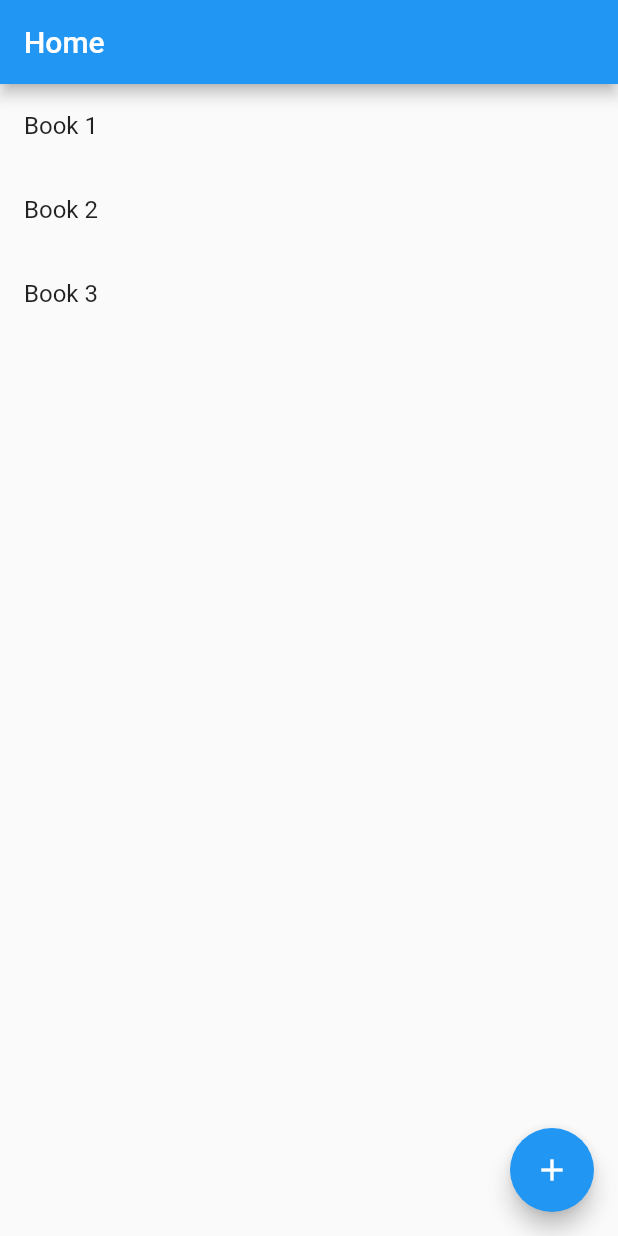
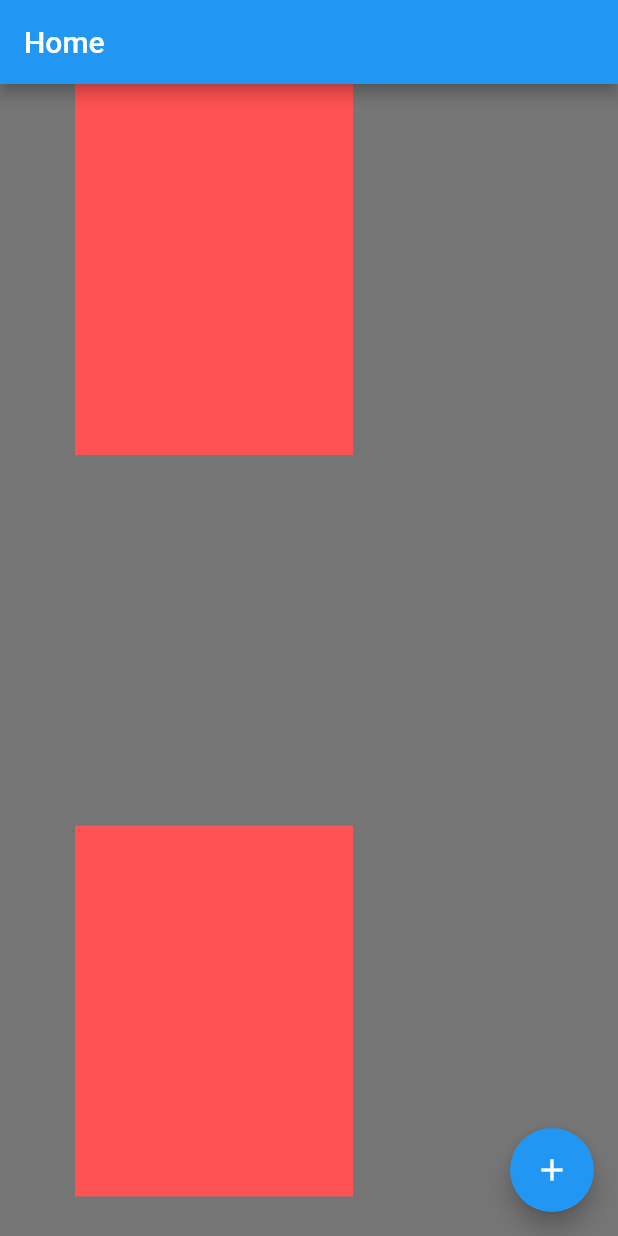
Before and after one commit to EduFapro/blogzin, a Flutter app: the screen it shows after launch, on a phone screen of 412 x 824 dp. Run offline on Flutter 3.47's test engine with Material 2 defaults, Android fonts, the phone set to English and light mode, and no system bars; our stand-ins replace get.

Commit message:
GetX boilerplate

```diff
--- a/lib/features/home/home_view.dart
+++ b/lib/features/home/home_view.dart
@@ -5,20 +5,48 @@ import 'home_controller.dart';
 class HomeView extends GetView<HomeController> {
   @override
   Widget build(BuildContext context) {
+
+    double screenWidth = MediaQuery.of(context).size.width;
+    double screenHeight = MediaQuery.of(context).size.height;
+
     return Scaffold(
+      backgroundColor: Colors.black54,
       appBar: AppBar(
         title: Text('Home'),
       ),
-      body: Obx(
-            () => ListView.builder(
-          itemCount: controller.books.length,
-          itemBuilder: (context, index) {
-            return ListTile(
-              title: Text(controller.books[index]),
-            );
-          },
-        ),
-      ),
+       body: SingleChildScrollView(
+         child: Padding(
+           padding: EdgeInsets.only(left: 50),
+           child: Column(
+             // crossAxisAlignment: CrossAxisAlignment.center,
+             children: [
+               Container(
+                 alignment: Alignment.center,
+                 color: Colors.redAccent,
+                 height: screenHeight* 0.3,
+                 width: screenWidth * 0.45,
+               ),
+               SizedBox(height: screenHeight * 0.3,),
+               Container(
+                 alignment: Alignment.center,
+                 color: Colors.redAccent,
+                 height: screenHeight * 0.3,
+                 width: screenWidth * 0.45,
+               ),
+             ],
+           ),
+         ),
+       ),
+      // body: Obx(
+      //       () => ListView.builder(
+      //     itemCount: controller.books.length,
+      //     itemBuilder: (context, index) {
+      //       return ListTile(
+      //         title: Text(controller.books[index]),
+      //       );
+      //     },
+      //   ),
+      // ),
       floatingActionButton: FloatingActionButton(
         onPressed: () {
           // As a placeholder action, add another book to the list
```
